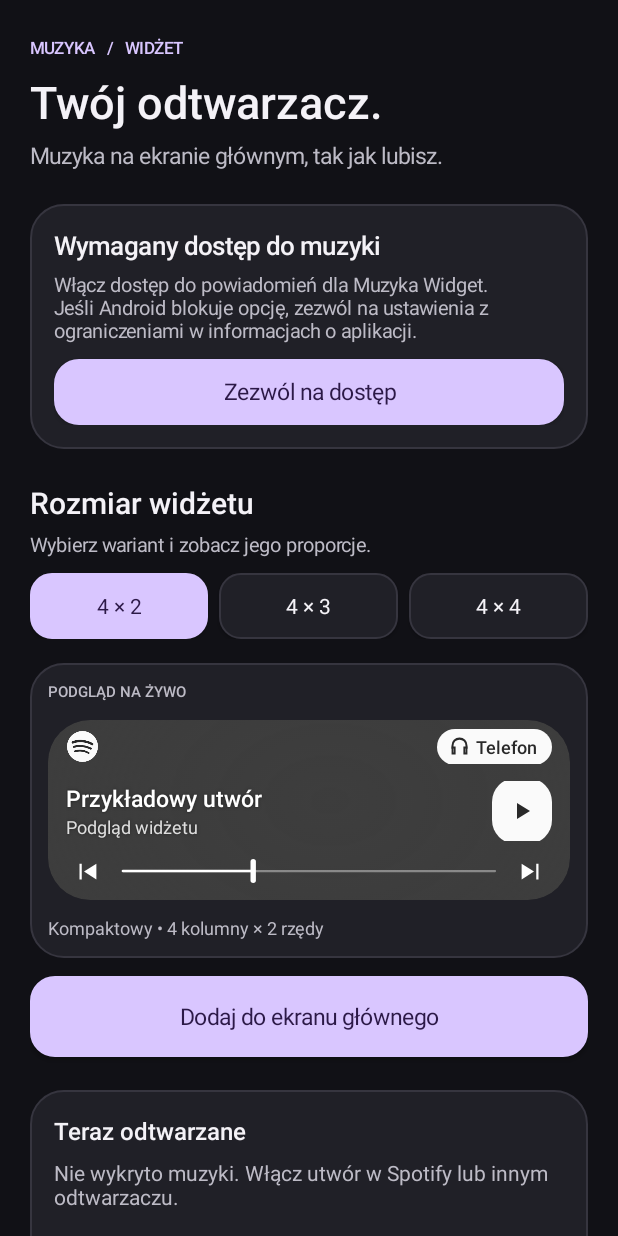
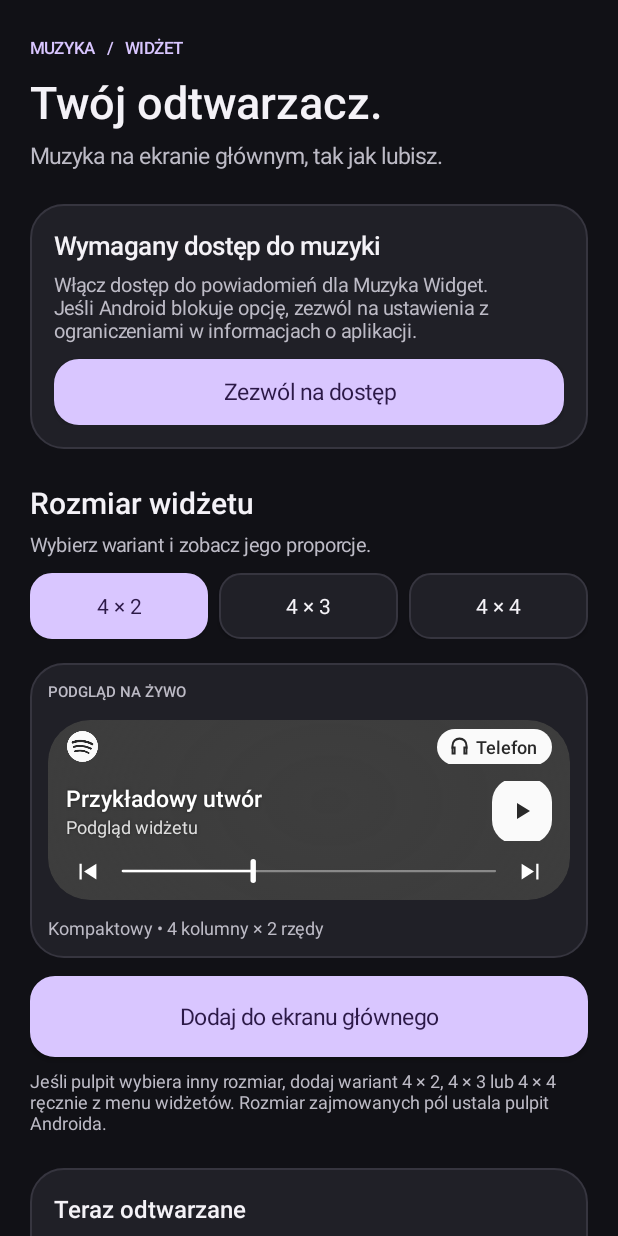
Before and after one commit to TOTOYM/TOJM, an Android app: the screen it shows after launch (MainActivity), on a phone screen of 412 x 824 dp. Run offline under Robolectric (Android 15) with nearby library versions, the phone set to English and light mode, and no system bars.

Commit message:
Muzyka 2.2: osobne minimalne rozmiary, rzeczywisty rozmiar z launchera, diagnostyka

```diff
--- a/app/build.gradle
+++ b/app/build.gradle
@@ -8,8 +8,8 @@ android {
         applicationId 'pl.mirror.widget'
         minSdk 26
         targetSdk 34
-        versionCode 12
-        versionName '2.1'
+        versionCode 13
+        versionName '2.2'
     }
     compileOptions {
         sourceCompatibility JavaVersion.VERSION_17
--- a/app/src/main/java/pl/mirror/widget/MainActivity.java
+++ b/app/src/main/java/pl/mirror/widget/MainActivity.java
@@ -26,7 +26,7 @@ import android.widget.RemoteViews;
 public class MainActivity extends Activity {
     private static final int BG=0xFF111116, PANEL=0xFF202027, LINE=0xFF36353F,
         TEXT=0xFFF4F2F7, MUTED=0xFFBDBBC6, ACCENT=0xFFD9C6FF, INK=0xFF2C1947;
-    private static final int[] HEIGHT={120,184,248};
+    private static final int[] HEIGHT={120,184,250};
     private int selected;
     private LinearLayout root;
     private FrameLayout preview;
@@ -93,6 +93,8 @@ public class MainActivity extends Activity {
         add=button("Dodaj do ekranu głównego",true);
         add.setOnClickListener(v->pinWidget());
         root.addView(add,full(54));
+        gap(root,7);
+        root.addView(label("Jeśli pulpit wybiera inny rozmiar, dodaj wariant 4 × 2, 4 × 3 lub 4 × 4 ręcznie z menu widżetów. Rozmiar zajmowanych pól ustala pulpit Androida.",12,MUTED,false));
         gap(root,22);
         LinearLayout now=card();
         now.addView(label("Teraz odtwarzane",16,TEXT,true));
@@ -106,7 +108,7 @@ public class MainActivity extends Activity {
         gap(root,7);
         root.addView(label("Dostęp do powiadomień umożliwia odczyt sesji muzycznych. Dane pozostają na urządzeniu. Android wymaga, by dostęp przyznać ręcznie.",13,MUTED,false));
         gap(root,9);
-        root.addView(label("Wersja 2.1  •  Bez reklam i konta",12,MUTED,false));
+        root.addView(label("Wersja 2.2  •  Bez reklam i konta",12,MUTED,false));
         setContentView(scroll);
     }
 
@@ -123,9 +125,24 @@ public class MainActivity extends Activity {
         String track=m==null?null:m.getString(MediaMetadata.METADATA_KEY_TITLE);
         String artist=m==null?null:m.getString(MediaMetadata.METADATA_KEY_ARTIST);
         current.setText(track==null?"Nie wykryto muzyki. Włącz utwór w Spotify lub innym odtwarzaczu.":track+(artist==null?"":" · "+artist));
-        installed.setText("Widżety na pulpicie: "+MusicWidget.widgetCount(this));
+        installed.setText(widgetDetails());
         refreshPreview();
         MusicWidget.refreshAll(this);
+    }
+    private String widgetDetails(){
+        AppWidgetManager manager=AppWidgetManager.getInstance(this);
+        StringBuilder b=new StringBuilder("Widżety na pulpicie: "+MusicWidget.widgetCount(this));
+        Class<?>[] providers=MusicWidget.providers();
+        for(int i=0;i<providers.length;i++){
+            ComponentName p=new ComponentName(this,providers[i]);
+            for(int id:manager.getAppWidgetIds(p)){
+                Bundle o=manager.getAppWidgetOptions(id);
+                android.util.SizeF size=MusicWidget.portraitSize(this,o,HEIGHT[i]);
+                b.append("\n4 × ").append(i+2).append(" · rozmiar pulpitu: ")
+                    .append(Math.round(size.getWidth())).append(" × ").append(Math.round(size.getHeight())).append(" dp");
+            }
+        }
+        return b.toString();
     }
     private boolean granted(){
         NotificationManager nm=getSystemService(NotificationManager.class);
@@ -168,9 +185,7 @@ public class MainActivity extends Activity {
         }
         try{
             ComponentName name=new ComponentName(this,MusicWidget.providers()[selected]);
-            Bundle extras=new Bundle();
-            extras.putParcelable(AppWidgetManager.EXTRA_APPWIDGET_PREVIEW,MusicWidget.preview(this,previewWidth(),HEIGHT[selected]));
-            if(!manager.requestPinAppWidget(name,extras,null))
+            if(!manager.requestPinAppWidget(name,null,null))
                 Toast.makeText(this,"Nie udało się otworzyć dodawania widżetu.",Toast.LENGTH_LONG).show();
         }catch(RuntimeException e){Toast.makeText(this,"Dodaj wybrany rozmiar przez menu widżetów pulpitu.",Toast.LENGTH_LONG).show();}
     }
--- a/app/src/main/res/xml/widget_info.xml
+++ b/app/src/main/res/xml/widget_info.xml
@@ -1,8 +1,9 @@
 <?xml version="1.0" encoding="utf-8"?>
 <appwidget-provider xmlns:android="http://schemas.android.com/apk/res/android"
-    android:minWidth="255dp"
+    android:minWidth="240dp"
+    android:minResizeWidth="220dp"
     android:minHeight="110dp"
-    android:minResizeHeight="100dp"
+    android:minResizeHeight="110dp"
     android:maxResizeHeight="310dp"
     android:targetCellWidth="4"
     android:targetCellHeight="2"
```
Also changed, not shown: app/src/main/java/pl/mirror/widget/MusicWidget.java (+26 -5 lines), app/src/main/res/layout/widget_player_large.xml (added, +44 -0 lines), app/src/main/res/xml/widget_info_large.xml (+7 -6 lines), app/src/main/res/xml/widget_info_medium.xml (+4 -3 lines).
